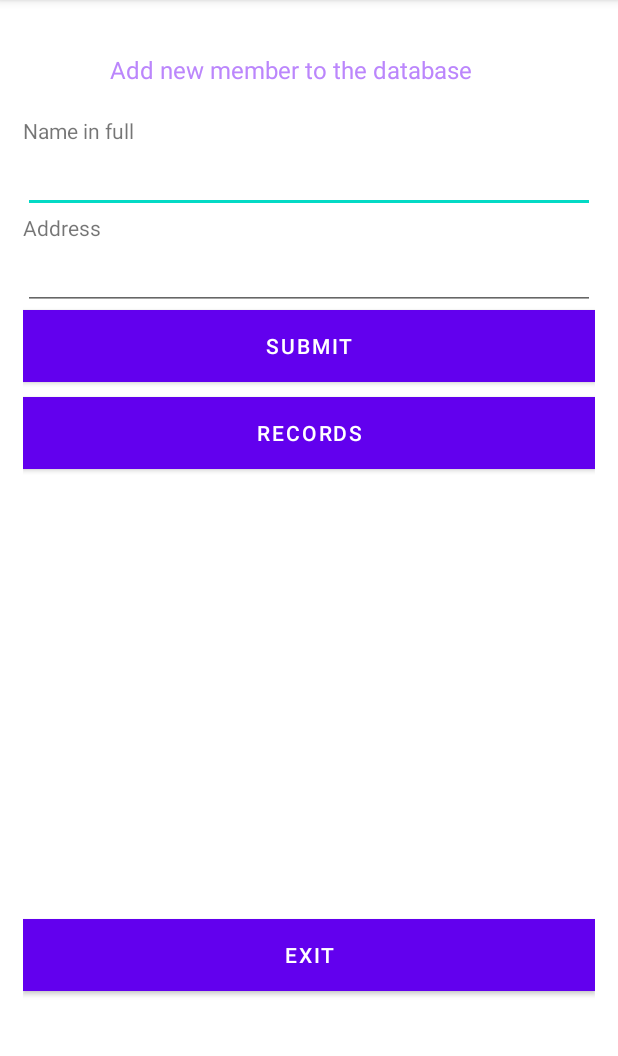
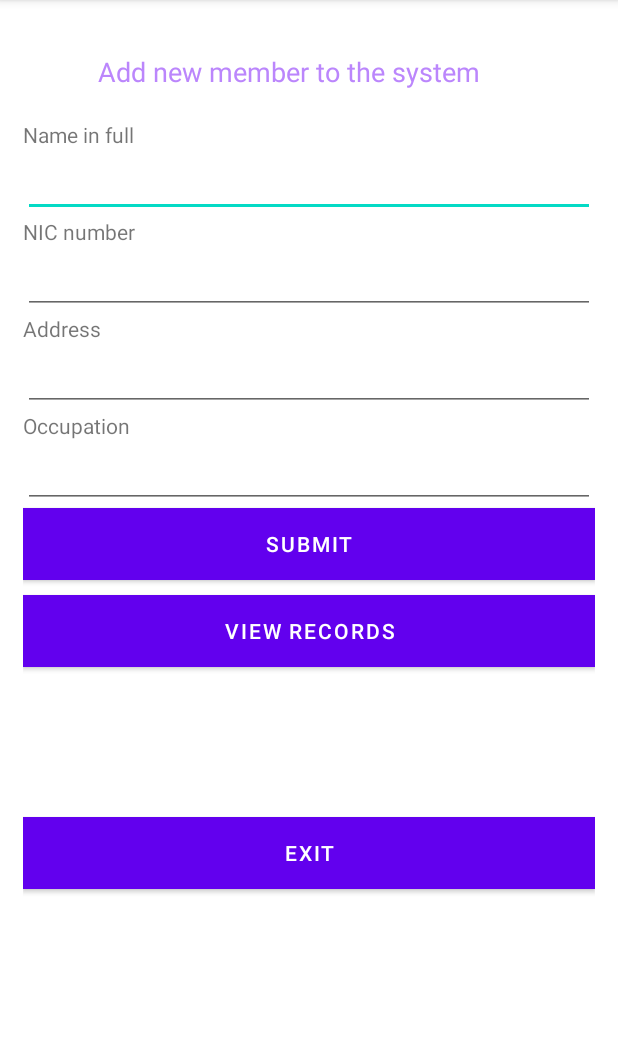
Before and after one commit to cybertronicEX/merged, an Android app: the screen it shows after launch (MainActivity), after a tap on "SUBMIT", on a phone screen of 412 x 824 dp, the part 84-1140 px from its top. Run offline under Robolectric (Android 15) with nearby library versions, the phone set to English and light mode, and no system bars; our stand-ins replace Firebase (no records; nobody signed in at launch, a user with empty details on screens opened directly).

```diff
--- a/LibraySystem/app/src/main/java/com/example/lmsnew/Employee.java
+++ b/LibraySystem/app/src/main/java/com/example/lmsnew/Employee.java
@@ -10,10 +10,13 @@ public class Employee implements Serializable {
     private String key;
     private String name;
     private String position;
+    private String nic;
     public Employee(){};
-    public Employee(String name, String position){
+    public Employee(String name, String position, String nic){
         this.name= name;
         this.position = position;
+        this.nic= nic;
+
     }
     public String getName() {
         return name;
--- a/LibraySystem/app/src/main/java/com/example/lmsnew/MainActivity.java
+++ b/LibraySystem/app/src/main/java/com/example/lmsnew/MainActivity.java
@@ -19,6 +19,7 @@ public class MainActivity extends AppCompatActivity {
         setContentView(R.layout.activity_main);
         final EditText edit_name = findViewById(R.id.edit_name);
         final EditText edit_position= findViewById(R.id.edit_position);
+        final EditText edit_nic= findViewById(R.id.edit_nic);
         Button btn=findViewById(R.id.btn_submit);
         Button btn_open = findViewById(R. id.btn_open);
 
@@ -42,7 +43,7 @@ public class MainActivity extends AppCompatActivity {
         }
 
         btn.setOnClickListener(v->{
-            Employee emp = new Employee(edit_name.getText().toString(),edit_position.getText().toString());
+            Employee emp = new Employee(edit_name.getText().toString(),edit_position.getText().toString(),edit_nic.getText().toString());
             if(emp_edit == null) {
                 dao.add(emp).addOnSuccessListener(suc -> {
                     Toast.makeText(this, "Record is inserted", Toast.LENGTH_SHORT).show();
--- a/LibraySystem/app/src/main/java/com/example/lmsnew/RVActivity.java
+++ b/LibraySystem/app/src/main/java/com/example/lmsnew/RVActivity.java
@@ -33,8 +33,6 @@ public class RVActivity extends AppCompatActivity {
          recyclerView.setAdapter(adapter);
          dao = new DAOEmployee();
          loadData();
-
-
     }
 
     private void loadData() {
@@ -46,7 +44,7 @@ public class RVActivity extends AppCompatActivity {
                     Employee emp = data.getValue(Employee.class);
                     emp.setKey(data.getKey());
                     emps.add(emp);
-//                    String key = data.getKey();
+                    String key = data.getKey();
                 }
                 adapter.setItems(emps);
                 adapter.notifyDataSetChanged();
--- a/LibraySystem/app/src/main/res/layout/activity_main.xml
+++ b/LibraySystem/app/src/main/res/layout/activity_main.xml
@@ -15,12 +15,12 @@
     <TextView
         android:layout_width="wrap_content"
         android:layout_height="wrap_content"
-        android:text="Add new member to the database"
-        android:textSize="16dp"
+        android:text="Add new member to the system"
+        android:textSize="18dp"
         android:textColor="@color/purple_200"
         android:layout_marginTop="20dp"
         android:layout_marginBottom="20dp"
-        android:layout_marginLeft="58dp"/>
+        android:layout_marginLeft="50dp"/>
 
 
 
@@ -37,18 +37,42 @@
     <TextView
         android:layout_width="wrap_content"
         android:layout_height="wrap_content"
+        android:text="NIC number"/>
+
+    <EditText
+        android:layout_width="match_parent"
+        android:layout_height="wrap_content"
+        android:id="@+id/edit_position"/>
+    <TextView
+        android:layout_width="wrap_content"
+        android:layout_height="wrap_content"
         android:text="Address"/>
 
     <EditText
         android:layout_width="match_parent"
         android:layout_height="wrap_content"
-        android:id="@+id/edit_position"/>
+        android:id="@+id/edit_nic"/>
+
+
+
+    <TextView
+        android:layout_width="wrap_content"
+        android:layout_height="wrap_content"
+        android:text="Occupation"/>
+
+    <EditText
+        android:layout_width="match_parent"
+        android:layout_height="wrap_content"
+        android:id="@+id/edit_occ"/>
+
+
+
     <Button
         android:layout_width="match_parent"
         android:layout_height="wrap_content"
         android:id="@+id/btn_submit"
         android:background="@android:color/holo_blue_dark"
-        android:text="ADD USER"
+        android:text="ADD member"
         android:textColor="@android:color/white"/>
 
     <Button
@@ -56,7 +80,7 @@
         android:layout_height="wrap_content"
         android:id="@+id/btn_open"
         android:background="@android:color/holo_blue_dark"
-        android:text="RECORDS"
+        android:text="view RECORDS"
         android:layout_marginTop="10dp"
         android:textColor="@android:color/white"/>
 
@@ -66,7 +90,7 @@
         android:id="@+id/btn_switch"
         android:background="@android:color/holo_blue_dark"
         android:text="EXIT"
-        android:layout_marginTop="300dp"
+        android:layout_marginTop="100dp"
         android:textColor="@android:color/white"/>
 <!--    <FrameLayout-->
 <!--        android:layout_width="match_parent"-->
```
Also changed, not shown: LibraySystem/app/src/main/res/layout/fragment_home.xml (+18 -8 lines), LibraySystem/app/src/main/res/layout/laout_items.xml (+5 -4 lines).
